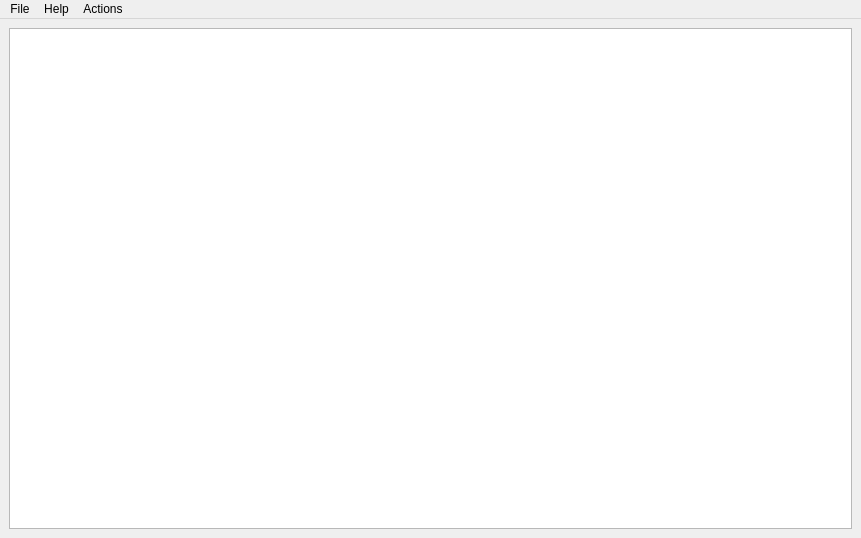
Before: the Qt Designer form mainwindow.ui in ivanburl/ICP_Robots, drawn with Qt 5.
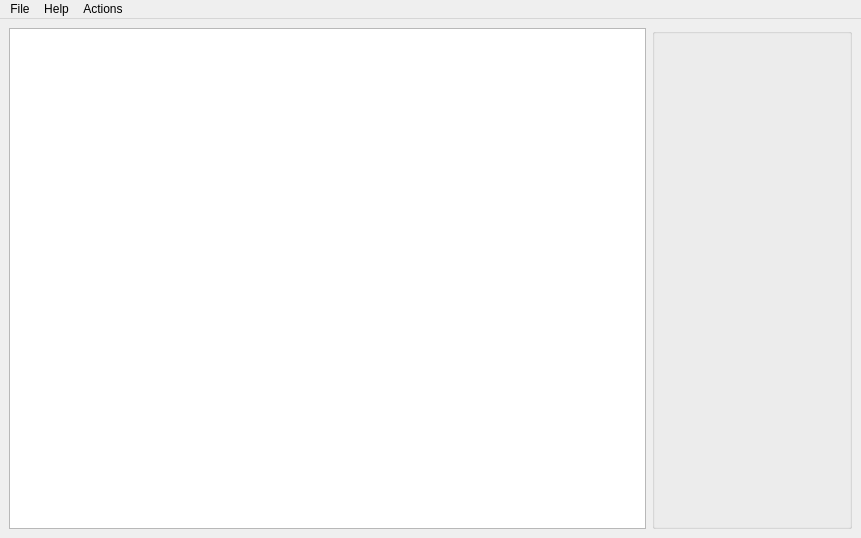
After: the same form once the commit is applied.

Commit message: Added QGroupBox and PropertyView object

Diff of the .ui file:
```diff
--- a/mainwindow.ui
+++ b/mainwindow.ui
@@ -24,7 +24,33 @@
     <item>
      <layout class="QHBoxLayout" name="horizontalLayout">
       <item>
-       <widget class="QGraphicsView" name="graphicsView"/>
+       <widget class="QGraphicsView" name="graphicsView">
+        <property name="sizePolicy">
+         <sizepolicy hsizetype="Expanding" vsizetype="Expanding">
+          <horstretch>4</horstretch>
+          <verstretch>0</verstretch>
+         </sizepolicy>
+        </property>
+       </widget>
+      </item>
+      <item>
+       <widget class="QGroupBox" name="groupBox">
+        <property name="sizePolicy">
+         <sizepolicy hsizetype="Expanding" vsizetype="Preferred">
+          <horstretch>1</horstretch>
+          <verstretch>0</verstretch>
+         </sizepolicy>
+        </property>
+        <property name="minimumSize">
+         <size>
+          <width>200</width>
+          <height>0</height>
+         </size>
+        </property>
+        <property name="title">
+         <string/>
+        </property>
+       </widget>
       </item>
      </layout>
     </item>
```
The commit also changes 7 other files.
